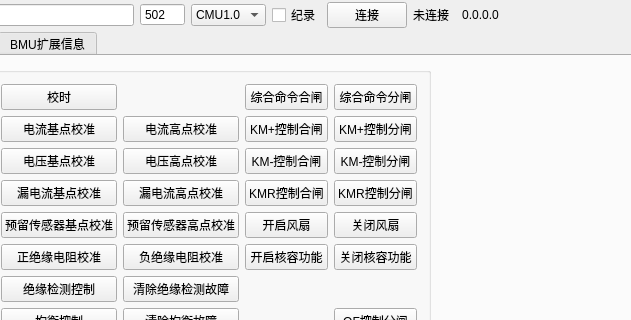
Shogpe/bmsTool, file views/bmsview/bmsview.ui: the form before one commit; both pictures show x 323 to 954 and y 0 to 320 of the 1170 by 658 pixel window.
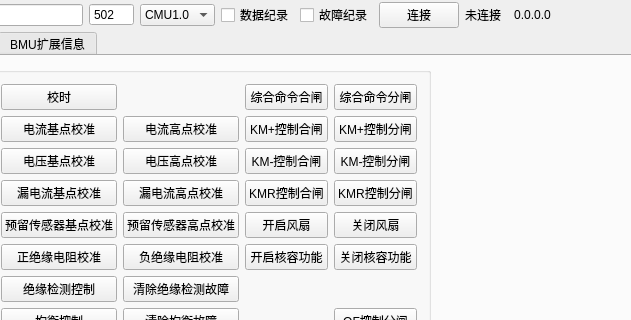
The form after the commit. Custom widgets are drawn as their Qt base class.

Commit message: 1 初步完成故障日志的记录 2 需要留出电压异常范围配置接口以及温度异常配置接口 3 默认不打开调试重定向

```diff
--- a/views/bmsview/bmsview.ui
+++ b/views/bmsview/bmsview.ui
@@ -156,7 +156,17 @@
       <item>
        <widget class="QCheckBox" name="checkBox">
         <property name="text">
-         <string>纪录</string>
+         <string>数据纪录</string>
+        </property>
+       </widget>
+      </item>
+      <item>
+       <widget class="QCheckBox" name="cb_ErrorLog">
+        <property name="toolTip">
+         <string>&lt;html&gt;&lt;head/&gt;&lt;body&gt;&lt;p&gt;记录测试过程中产生的异常数据，并进行了数据标注&lt;/p&gt;&lt;/body&gt;&lt;/html&gt;</string>
+        </property>
+        <property name="text">
+         <string>故障纪录</string>
         </property>
        </widget>
       </item>
```
Left out of the diff: 3 changed lines with no effect on the pictures. The commit also changes 4 other files.
